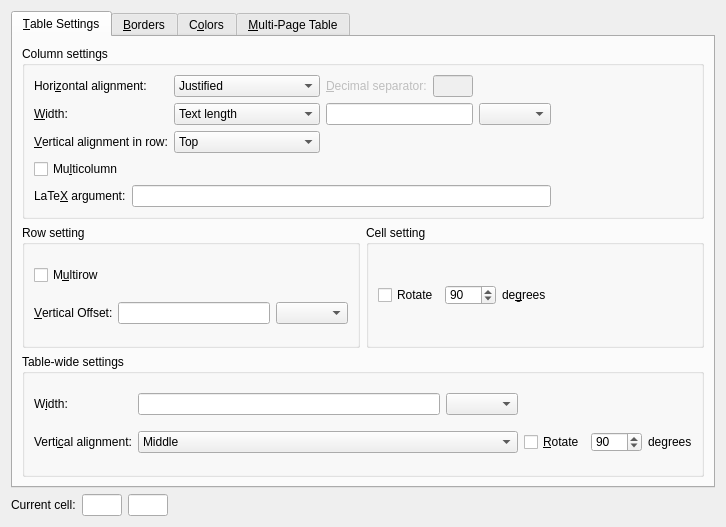
Qt form src/frontends/qt/ui/TabularUi.ui (kojiOnHill/lyx) before a commit.
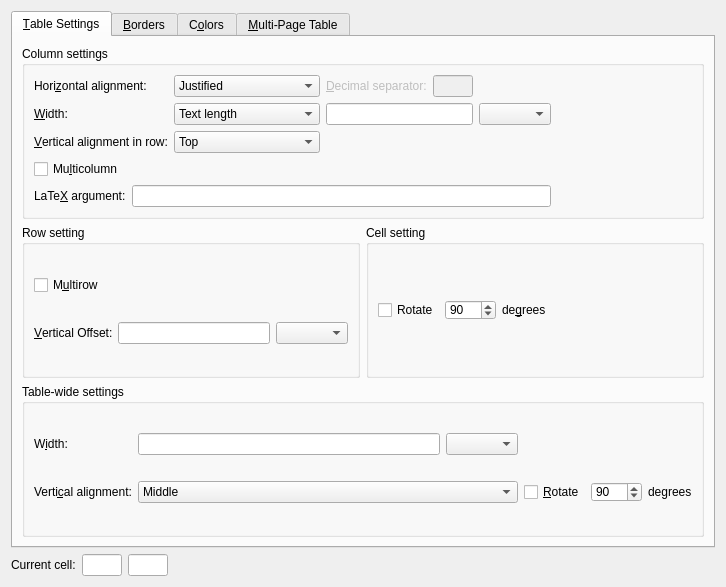
The same form after that commit. The open tabs and pages were chosen to show the change. Custom widgets are drawn as their Qt base class.

What changed in the file:
```diff
--- a/src/frontends/qt/ui/TabularUi.ui
+++ b/src/frontends/qt/ui/TabularUi.ui
@@ -7,7 +7,7 @@
     <x>0</x>
     <y>0</y>
     <width>726</width>
-    <height>527</height>
+    <height>587</height>
    </rect>
   </property>
   <property name="windowTitle">
```
Left out of the diff: 84 changed lines with no effect on the pictures.
